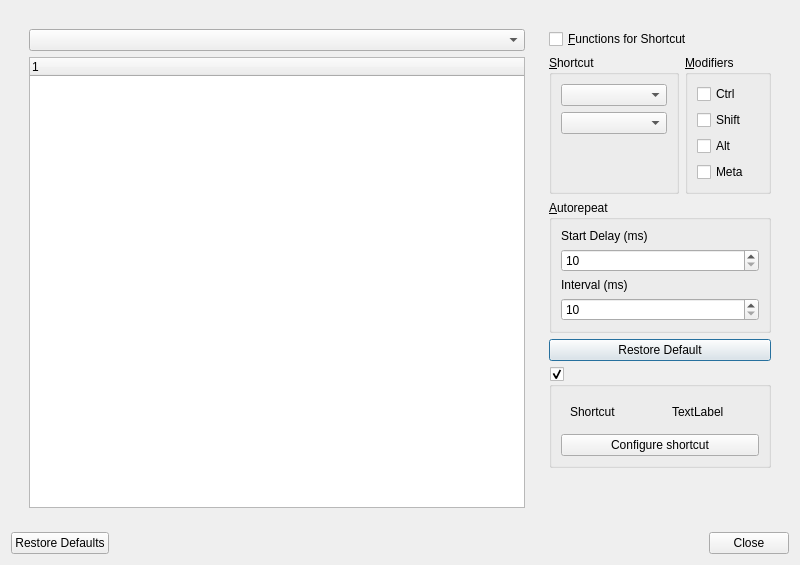
Above: src/traverso/ui/ShortcutEditorDialog.ui from ErwanLegrand/Traverso-DAW before the change. Below: the same form after it.
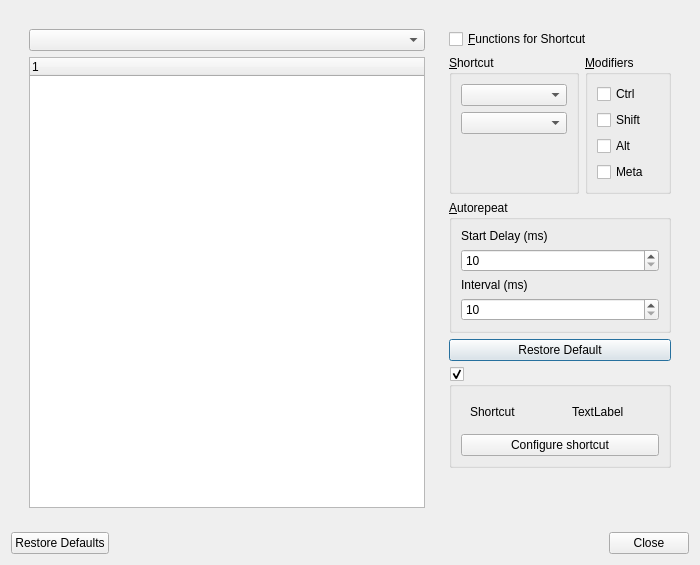
That is the form after the change.

```diff
--- a/src/traverso/ui/ShortcutEditorDialog.ui
+++ b/src/traverso/ui/ShortcutEditorDialog.ui
@@ -6,8 +6,8 @@
    <rect>
     <x>0</x>
     <y>0</y>
-    <width>800</width>
-    <height>486</height>
+    <width>700</width>
+    <height>510</height>
    </rect>
   </property>
   <property name="windowTitle">
```
